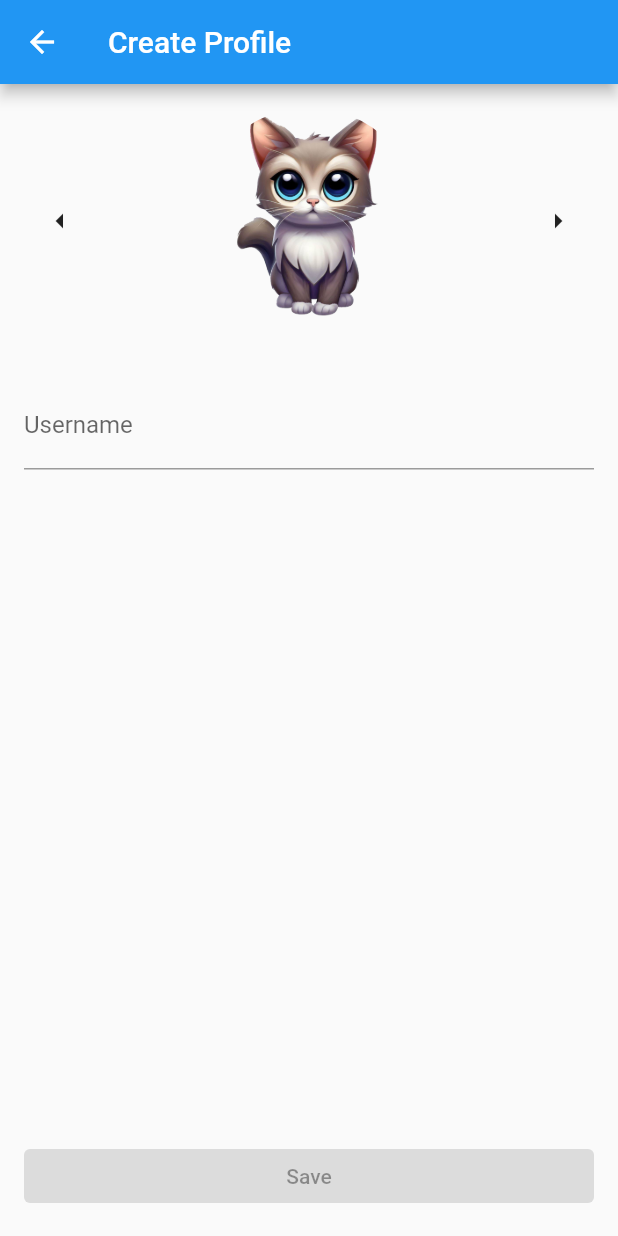
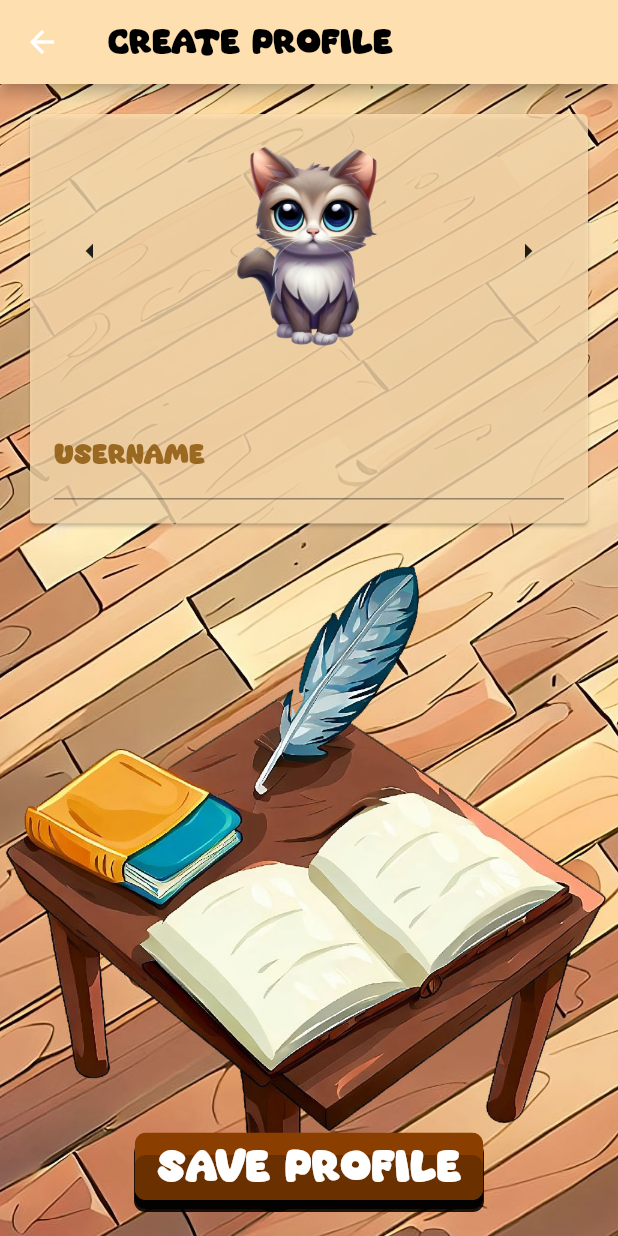
Before and after one commit to yami2200/flutter_p2p_minigames, a Flutter app: the screen it shows after launch, on a phone screen of 412 x 824 dp. Run offline on Flutter 3.47's test engine with Material 2 defaults, Android fonts, the phone set to English and light mode, and no system bars; our stand-ins replace go_router, permission_handler, shared_preferences; missing offline and left inert: flame, flutter_p2p_plus.

Commit message:
Improve UI of edit profile page.

```diff
--- a/lib/login_page.dart
+++ b/lib/login_page.dart
@@ -1,4 +1,5 @@
 import 'package:flutter/material.dart';
+import 'package:flutter_p2p_minigames/widgets/FancyButton.dart';
 import 'package:go_router/go_router.dart';
 
 import 'utils/Storage.dart';
@@ -12,6 +13,7 @@ class LoginPage extends StatefulWidget {
 
 class _LoginPageState extends State<LoginPage> {
   int _avatarIndex = 0; // initial avatar index
+  bool _editMode = false;
 
   final _usernameController = TextEditingController();
   String _tag = ''; // initial tag value
@@ -22,6 +24,7 @@ class _LoginPageState extends State<LoginPage> {
     Storage storage = Storage();
     storage.getUsername().then((value) {
       if (value != null) {
+        _editMode = true;
         _usernameController.text = value;
         _updateTag();
       }
@@ -62,18 +65,38 @@ class _LoginPageState extends State<LoginPage> {
         onWillPop: () async => false,
         child:Scaffold(
       appBar: AppBar(
-        title: Text('Create Profile'),
+        backgroundColor: const Color.fromRGBO(254, 223, 176, 1.0),
+        title: Text('${_editMode ? 'Edit ' : 'Create '}Profile',
+          style: const TextStyle(
+            color: Colors.black,
+            fontFamily: 'SuperBubble',
           ),
-      body: Padding(
-        padding: EdgeInsets.all(16.0),
+        ),
+      ),
+      body: Container(
+        decoration: const BoxDecoration(
+        image: DecorationImage(
+          image: AssetImage('assets/ui/background_profile.jpg'),
+          fit: BoxFit.cover,
+          ),
+        ),
+      child:Padding(
+        padding: const EdgeInsets.all(16.0),
         child: Column(
+          mainAxisAlignment: MainAxisAlignment.center,
+          children: [
+            Card(
+              color: const Color.fromRGBO(254, 223, 176, 0.8),
+              child: Padding(
+              padding: const EdgeInsets.all(16.0),
+                child:Column(
                 mainAxisAlignment: MainAxisAlignment.center,
                 children: [
                   Row(
                     mainAxisAlignment: MainAxisAlignment.spaceBetween,
                     children: [
                       IconButton(
-                  icon: Icon(Icons.arrow_left),
+                        icon: const Icon(Icons.arrow_left),
                         onPressed: () {
                           setState(() {
                             _avatarIndex = (_avatarIndex - 1) % 10;
@@ -86,7 +109,7 @@ class _LoginPageState extends State<LoginPage> {
                         radius: 75,
                       ),
                       IconButton(
-                  icon: Icon(Icons.arrow_right),
+                        icon: const Icon(Icons.arrow_right),
                         onPressed: () {
                           setState(() {
                             _avatarIndex = (_avatarIndex + 1) % 10;
@@ -95,26 +118,49 @@ class _LoginPageState extends State<LoginPage> {
                       ),
                     ],
                   ),
-            SizedBox(height: 32),
+                  const SizedBox(height: 32),
                   TextField(
                     controller: _usernameController,
+                    cursorColor: const Color.fromRGBO(134, 80, 2, 0.8),
+                    style: const TextStyle(
+                      fontFamily: 'SuperBubble',
+                    ),
                     decoration: InputDecoration(
                       labelText: 'Username',
+                      labelStyle: const TextStyle(color: Color.fromRGBO(134, 80, 2, 0.8)),
                       suffixText: 'TAG: $_tag',
+                      focusedBorder: const UnderlineInputBorder(
+                        borderSide: BorderSide(color:
+                        Color.fromRGBO(134, 80, 2, 0.8)),
+                      ),
                     ),
                     onChanged: (value) {
                       _updateTag();
                     },
                   ),
-            Spacer(),
-            SizedBox(
-              width: double.infinity,
-              child: ElevatedButton(
-                onPressed: _isSaveButtonDisabled ? null : _save,
-                child: Text('Save'),
+                ],
               ),
               ),
+            ),
+            const Spacer(),
+            FancyButton(
+                size: 30,
+                color: Color(0xFF6B3000),
+                onPressed: () {
+                  if(_usernameController.text.isNotEmpty) _save();
+                  },
+                  child: const Text(
+                  "Save Profile",
+                  textAlign: TextAlign.center,
+                  style: TextStyle(
+                    color: Colors.white,
+                    fontSize: 25,
+                    fontFamily: 'SuperBubble',
+                  ),
+                )
+            ),
           ],
+        ),
       ),
     ),
         ),
--- a/lib/training_page.dart
+++ b/lib/training_page.dart
@@ -27,8 +27,11 @@ class _TrainingPage extends State<TrainingPage> {
   Widget build(BuildContext context) {
     return Scaffold(
       appBar: AppBar(
-        backgroundColor: Color.fromRGBO(13, 2, 71, 1.0),
-        title: const Text("Training Hub"),
+        backgroundColor: const Color.fromRGBO(13, 2, 71, 1.0),
+        title: const Text("Training Hub",
+          style: TextStyle(
+            fontFamily: 'SuperBubble',
+          ),),
       ),
       body: Container(
       decoration: const BoxDecoration(
```
Also changed, not shown: assets/ui/background_profile.jpg (added). Lines whose indentation alone changed are shown as unchanged.
